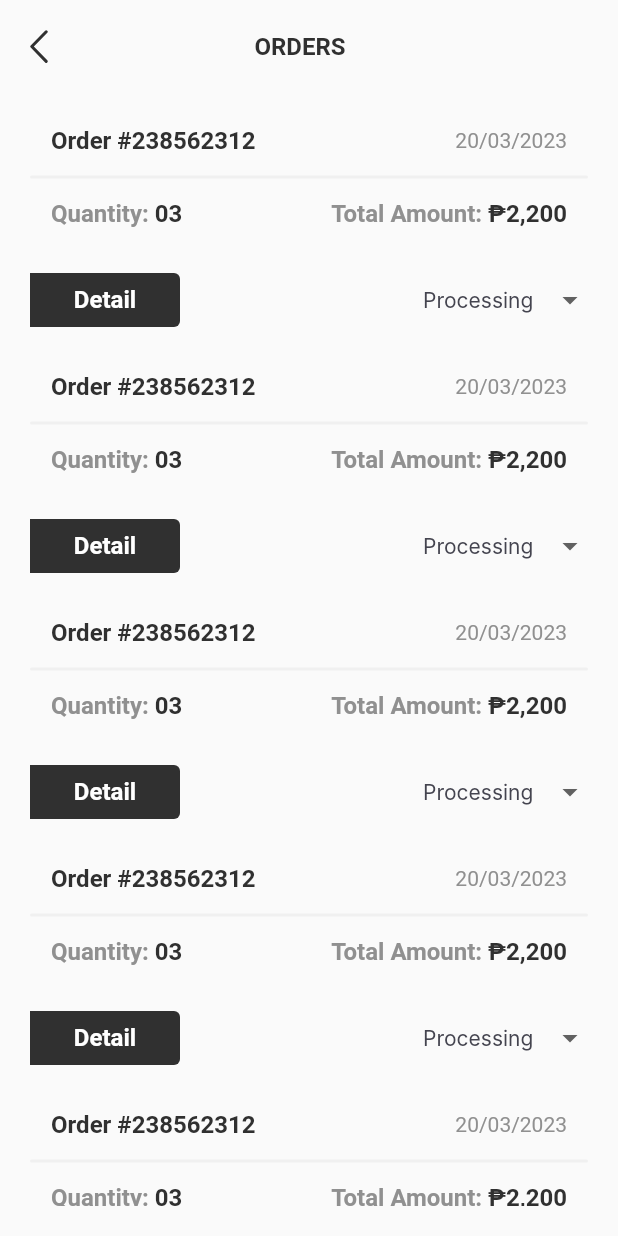
After one commit to cemund/furniverse-admin, a Flutter app: the screen it shows after launch, after a tap on an icon or button, on a phone screen of 412 x 824 dp. The commit adds this screen. Run offline on Flutter 3.47's test engine with Material 2 defaults, Android fonts, the phone set to English and light mode, and no system bars; drawn by our look-alikes of dropdown_button2; our stand-ins replace cached_network_image, cloud_firestore, dotted_border, file_picker, firebase_auth, firebase_core and 6 more; missing offline and left inert: model_viewer_plus; accounts and stored records are empty; network calls fail; Roboto replaces fonts that are missing (Avenir Next LT Pro, Inter, Nunito Sans); project files that could hold a hidden picture were left out.

Commit message:
POP UP NOTIF (UI/BACKEND)

```diff
--- /dev/null
+++ b/lib/firebasefiles/firebase_user_notification.dart
@@ -0,0 +1,118 @@
+import 'dart:convert';
+
+import 'package:firebase_messaging/firebase_messaging.dart';
+import 'package:http/http.dart' as http;
+
+class FirebaseUserNotification{
+  final _firebaseMessaging = FirebaseMessaging.instance;
+
+  Future <void> initNotifications() async {
+
+    await _firebaseMessaging.requestPermission(
+      alert: true,
+      announcement: false,
+      badge: true,
+      carPlay: false,
+      criticalAlert: false,
+      provisional: false,
+      sound: true
+    );
+
+    final fCMToken = await _firebaseMessaging.getToken();
+
+    print("Token : $fCMToken");
+  }
+
+  void sendPushMessage(String? status, String? token) async {
+    if (status == "Processing") {
+      try {
+        http.post(
+          Uri.parse('https://fcm.googleapis.com/fcm/send'),
+          headers: <String, String>{
+            'Content-Type' : 'application/json',
+            'Authorization' : 'key=AAAA7Fr8y94:APA91bGT9J0N4ItLzBNd529w2kdUe7KdVt5hUw6USxIvEGUtKDL_wK1FidLwd51SE_xmdwr8HyS4O_DrajSuUgojtdSZ5ciwWAnvJRkVLHykMQ-XJSd2tsO4rizmVAbyVRtqRd-aVNQP'
+          },
+
+          body: jsonEncode(
+            <String, dynamic> {
+              'priority' : 'high',
+              'data' : <String, dynamic> {
+                'click_action' : 'FLUTTER_NOTIFICATION_CLICK',
+                'status' : 'done',
+              },
+
+              "notification" : <String, dynamic>{
+                "title": "Your order has been confirmed",
+                "body" : "Seller has confirmed your order! Please expect your item to be shipped within 5-7 days."
+              },
+
+              "to" : token
+            }
+          )
+        );
+      } catch (e) {
+
+      }
+    } else if (status == "On Delivery") {
+      try {
+        http.post(
+          Uri.parse('https://fcm.googleapis.com/fcm/send'),
+          headers: <String, String>{
+            'Content-Type' : 'application/json',
+            'Authorization' : 'key=AAAA7Fr8y94:APA91bGT9J0N4ItLzBNd529w2kdUe7KdVt5hUw6USxIvEGUtKDL_wK1FidLwd51SE_xmdwr8HyS4O_DrajSuUgojtdSZ5ciwWAnvJRkVLHykMQ-XJSd2tsO4rizmVAbyVRtqRd-aVNQP'
+          },
+
+          body: jsonEncode(
+            <String, dynamic> {
+              'priority' : 'high',
+              'data' : <String, dynamic> {
+                'click_action' : 'FLUTTER_NOTIFICATION_CLICK',
+                'status' : 'done',
+              },
+
+              "notification" : <String, dynamic>{
+                "title": "Your order is now being shipped",
+                "body" : "Please expect your item to be delivered in the next few day/s."
+              },
+
+              "to" : token
+            }
+          )
+        );
+      } catch (e) {
+
+      }
+    }
+
+    else if (status == "Delivered") {
+      try {
+        http.post(
+          Uri.parse('https://fcm.googleapis.com/fcm/send'),
+          headers: <String, String>{
+            'Content-Type' : 'application/json',
+            'Authorization' : 'key=AAAA7Fr8y94:APA91bGT9J0N4ItLzBNd529w2kdUe7KdVt5hUw6USxIvEGUtKDL_wK1FidLwd51SE_xmdwr8HyS4O_DrajSuUgojtdSZ5ciwWAnvJRkVLHykMQ-XJSd2tsO4rizmVAbyVRtqRd-aVNQP'
+          },
+
+          body: jsonEncode(
+            <String, dynamic> {
+              'priority' : 'high',
+              'data' : <String, dynamic> {
+                'click_action' : 'FLUTTER_NOTIFICATION_CLICK',
+                'status' : 'done',
+              },
+
+              "notification" : <String, dynamic>{
+                "title": "Your order has been shipped successfully.",
+                "body" : "Thank you for purchasing."
+              },
+
+              "to" : token
+            }
+          )
+        );
+      } catch (e) {
+
+      }
+    }
+  }
+}
--- a/lib/main.dart
+++ b/lib/main.dart
@@ -1,10 +1,13 @@
 import 'package:flutter/material.dart';
 import 'package:furniverse_admin/Provider/variant_provider.dart';
+import 'package:furniverse_admin/firebasefiles/firebase_user_notification.dart';
 import 'package:furniverse_admin/screens/LoginandLogout/login.dart';
 import 'package:furniverse_admin/screens/admin_home/admin_main.dart';
 import 'package:furniverse_admin/screens/admin_home/pages/admin_add_product.dart';
 import 'package:furniverse_admin/screens/admin_home/pages/admin_prod_list_dart.dart';
 import 'package:furniverse_admin/sample.dart';
+import 'package:furniverse_admin/screens/admin_home/pages/notification.dart';
+import 'package:furniverse_admin/screens/admin_home/pages/orderstatus.dart';
 import 'package:provider/provider.dart';
 import 'screens/home/main_page.dart';
 import 'package:firebase_core/firebase_core.dart';
@@ -13,6 +16,7 @@ import 'firebase_options.dart';
 void main() async {
   WidgetsFlutterBinding.ensureInitialized();
   await Firebase.initializeApp(options: DefaultFirebaseOptions.currentPlatform);
+  await FirebaseUserNotification().initNotifications();
   runApp(MultiProvider(providers: [
     ChangeNotifierProvider(create: (_) => VariantsProvider())
   ], child: MyApp()));
@@ -25,6 +29,8 @@ class MyApp extends StatelessWidget {
     '/page1': 'Page 1',
     '/adminHome': "Admin Home",
     '/newprod': "New Product",
+    '/notif' : "Notfication",
+    '/status' : "Status"
   };
 
   // This widget is the root of your application.
@@ -44,6 +50,8 @@ class MyApp extends StatelessWidget {
         '/page1': (context) => const Sample(),
         '/adminHome': (context) => const AdminMain(),
         '/newprod': (context) => const AddProduct(),
+        '/notif' :(context) => const AppNotification(),
+        '/status' :(context) => const OrderStatus(),
       },
     );
   }
--- /dev/null
+++ b/lib/screens/admin_home/pages/orderstatus.dart
@@ -0,0 +1,347 @@
+import 'package:cloud_firestore/cloud_firestore.dart';
+import 'package:dropdown_button2/dropdown_button2.dart';
+import 'package:flutter/material.dart';
+import 'package:flutter_svg/svg.dart';
+import 'package:furniverse_admin/firebasefiles/firebase_user_notification.dart';
+import 'package:furniverse_admin/widgets/confirmation_dialog.dart';
+
+class OrderStatus extends StatefulWidget {
+  const OrderStatus({super.key});
+
+  @override
+  State<OrderStatus> createState() => _OrderStatusState();
+}
+
+class _OrderStatusState extends State<OrderStatus> {
+
+  final List<String> items = [
+    'Processing',
+    'On Delivery',
+    'Delivered',
+  ];
+  String? selectedValue;
+
+  @override
+  Widget build(BuildContext context) {
+    return SafeArea(
+      child: Scaffold(
+        body: Padding(
+          padding: const EdgeInsets.all(20.0),
+          child: Column(
+            children: [
+              Row(
+                mainAxisAlignment: MainAxisAlignment.spaceBetween,
+                children: [
+                  GestureDetector(
+                    onTap: () {
+                      Navigator.pop(context);
+                    },
+                    child: SvgPicture.asset('assets/icons/chevron_left.svg'),
+                  ),
+                  const Column(
+                    children: [
+                      Text(
+                        'ORDERS',
+                        textAlign: TextAlign.center,
+                        style: TextStyle(
+                          color: Color(0xFF303030),
+                          fontSize: 16,
+                          fontFamily: 'Avenir Next LT Pro',
+                          fontWeight: FontWeight.w700,
+                          height: 0,
+                        ),
+                      )
+                    ],
+                  ),
+                  const SizedBox(
+                    width: 24,
+                  )
+                ],
+              ),
+              const SizedBox(height: 28),
+
+              Expanded(
+                child: ListView(
+                  children: const [
+                    OrdersCard(),
+                    OrdersCard(),
+                    OrdersCard(),
+                    OrdersCard(),
+                    OrdersCard(),
+                  ],
+                )
+              ),
+            ]
+          )
+        ),
+      ),
+    );
+  }
+}
+
+class OrdersCard extends StatefulWidget {
+  const OrdersCard({super.key});
+
+  @override
+  State<OrdersCard> createState() => _OrdersCardState();
+}
+
+class _OrdersCardState extends State<OrdersCard> {
+
+
+    final List<String> items = [
+    'Processing',
+    'On Delivery',
+    'Delivered',
+  ];
+  String? selectedValue, samplel;
+
+  @override
+  Widget build(BuildContext context) {
+    return Column(
+      children: [
+        const Padding(
+          padding: EdgeInsets.all(14.0),
+          child: Row(
+            mainAxisAlignment: MainAxisAlignment.spaceBetween,
+            children: [
+              Text(
+                'Order #238562312',
+                style: TextStyle(
+                  color: Color(0xFF303030),
+                  fontSize: 16,
+                  fontFamily: 'Nunito Sans',
+                  fontWeight: FontWeight.w600,
+                  height: 0,
+                ),
+              ),
+              Text(
+                '20/03/2023',
+                textAlign: TextAlign.right,
+                style: TextStyle(
+                  color: Color(0xFF909090),
+                  fontSize: 14,
+                  fontFamily: 'Nunito Sans',
+                  fontWeight: FontWeight.w400,
+                  height: 0,
+                ),
+              )
+            ],
+          ),
+        ),
+        Container(
+          height: 2,
+          decoration: ShapeDecoration(
+            color: const Color(0xFFF0F0F0),
+            shape:
+                RoundedRectangleBorder(borderRadius: BorderRadius.circular(6)),
+          ),
+        ),
+        const Padding(
+          padding: EdgeInsets.all(14.0),
+          child: Row(
+            mainAxisAlignment: MainAxisAlignment.spaceBetween,
+            children: [
+              Text.rich(
+                TextSpan(
+                  children: [
+                    TextSpan(
+                      text: 'Quantity: ',
+                      style: TextStyle(
+                        color: Color(0xFF909090),
+                        fontSize: 16,
+                        fontFamily: 'Nunito Sans',
+                        fontWeight: FontWeight.w600,
+                      ),
+                    ),
+                    TextSpan(
+                      text: '03',
+                      style: TextStyle(
+                        color: Color(0xFF303030),
+                        fontSize: 16,
+                        fontFamily: 'Nunito Sans',
+                        fontWeight: FontWeight.w700,
+                      ),
+                    ),
+                  ],
+                ),
+              ),
+              Text.rich(
+                TextSpan(
+                  children: [
+                    TextSpan(
+                      text: 'Total Amount: ',
+                      style: TextStyle(
+                        color: Color(0xFF909090),
+                        fontSize: 16,
+                        fontFamily: 'Nunito Sans',
+                        fontWeight: FontWeight.w600,
+                        height: 0,
+                      ),
+                    ),
+                    TextSpan(
+                      text: '₱2,200',
+                      style: TextStyle(
+                        color: Color(0xFF303030),
+                        fontSize: 16,
+                        fontFamily: 'Nunito Sans',
+                        fontWeight: FontWeight.w600,
+                        height: 0,
+                      ),
+                    ),
+                  ],
+                ),
+                textAlign: TextAlign.right,
+              )
+            ],
+          ),
+        ),
+        Padding(
+          padding: const EdgeInsets.symmetric(vertical: 14),
+          child: Row(
+            mainAxisAlignment: MainAxisAlignment.spaceBetween,
+            children: [
+              Container(
+                width: 100,
+                height: 36,
+                decoration: const ShapeDecoration(
+                  color: Color(0xFF303030),
+                  shape: RoundedRectangleBorder(
+                    borderRadius: BorderRadius.only(
+                      topRight: Radius.circular(4),
+                      bottomRight: Radius.circular(4),
+                    ),
+                  ),
+                ),
+                child: const Center(
+                  child: Text(
+                    'Detail',
+                    style: TextStyle(
+                      color: Colors.white,
+                      fontSize: 16,
+                      fontFamily: 'Nunito Sans',
+                      fontWeight: FontWeight.w600,
+                      height: 0,
+                    ),
+                  ),
+                ),
+              ),
+              DropdownButtonHideUnderline(
+                child: DropdownButton2<String>(
+                  isExpanded: true,
+                  hint: Text(
+                    selectedValue ?? items[0],
+                    style: const TextStyle(
+                      color: Color(0xFF44444F),
+                      fontSize: 14,
+                      fontFamily: 'Inter',
+                      fontWeight: FontWeight.w400,
+                    ),
+                  ),
+
+                  items: items
+                  .map((String item) => DropdownMenuItem<String>(
+                    value: item,
+                    child: Text(item, style: const TextStyle(fontSize: 14)),
+                  )).toList(),
+
+                  value: selectedValue,
+
+                  onChanged: (String? value) {
+                    showDialog(
+                      context: context,
+                      builder: (context) => ConfirmationAlertDialog(
+                        title: "",
+                        content: const Text(
+                          "Are you sure you want to update the status?",
+                          textAlign: TextAlign.center,
+                          style: TextStyle(fontSize: 18, fontWeight: FontWeight.w500),
+                        ),
+
+                        onTapYes: () => {
+                          setState(() {
+                            selectedValue = value;
+                          }),
+
+                          notifyUser(value),
+                        },
+                        onTapNo: () => Navigator.pop(context),
+
+                        tapYesString: "Yes",
+                        tapNoString: "No",
+                      )
+                    );
+                  },
+
+                  buttonStyleData: const ButtonStyleData(
+                    height: 40,
+                    width: 110,
+                  ),
+
+                  menuItemStyleData: const MenuItemStyleData(height: 40),
+                ),
+              ),
+            ],
+          ),
+        )
+      ],
+    );
+  }
+
+  notifyUser(value){
+    FirebaseFirestore.instance.collection('users').doc("CzKVkPWfrxcsLbac6qT28MDWGom1")
+          //.where("uid", isEqualTo: "Q3tRGI2r4n8rUkGArsla")
+      .get().then((ds) {
+        samplel = "${ds["token"]}";
+        setState(() {});
+      });
+
+    FirebaseUserNotification().sendPushMessage(value!, samplel);
+
+    Navigator.pop(context);
+  }
+}
+
+class MyOrdersTab extends StatelessWidget {
+  final String title;
+  final bool isSelected;
+  const MyOrdersTab({
+    super.key,
+    required this.title,
+    required this.isSelected,
+  });
+
+  @override
+  Widget build(BuildContext context) {
+    return SizedBox(
+      width: 103,
+      child: Column(
+        children: [
+          Text(
+            title,
+            style: TextStyle(
+              color: isSelected
+                  ? const Color(0xFF303030)
+                  : const Color(0xFF909090),
+              fontSize: 18,
+              fontFamily: 'Nunito Sans',
+              fontWeight: isSelected ? FontWeight.w700 : FontWeight.w400,
+            ),
+          ),
+          const SizedBox(
+            height: 10,
+          ),
+          Container(
+            width: 40,
+            height: 4,
+            decoration: ShapeDecoration(
+              color: isSelected ? const Color(0xFF303030) : Colors.white,
+              shape: RoundedRectangleBorder(
+                  borderRadius: BorderRadius.circular(4)),
+            ),
+          )
+        ],
+      ),
+    );
+  }
+}
--- a/pubspec.yaml
+++ b/pubspec.yaml
@@ -49,6 +49,8 @@ dependencies:
   cached_network_image: ^3.3.0
   uuid: ^4.1.0
   dotted_border: ^2.1.0
+  firebase_messaging: ^14.7.3
+  http: ^1.1.0
 
 dev_dependencies:
   flutter_test:
```
Also changed, not shown: lib/screens/admin_home/pages/notification.dart (added, +56 -0 lines), lib/widgets/confirmation_dialog.dart (added, +166 -0 lines), assets/icons/chevron_left.svg (added), pubspec.lock, 1 other file.
